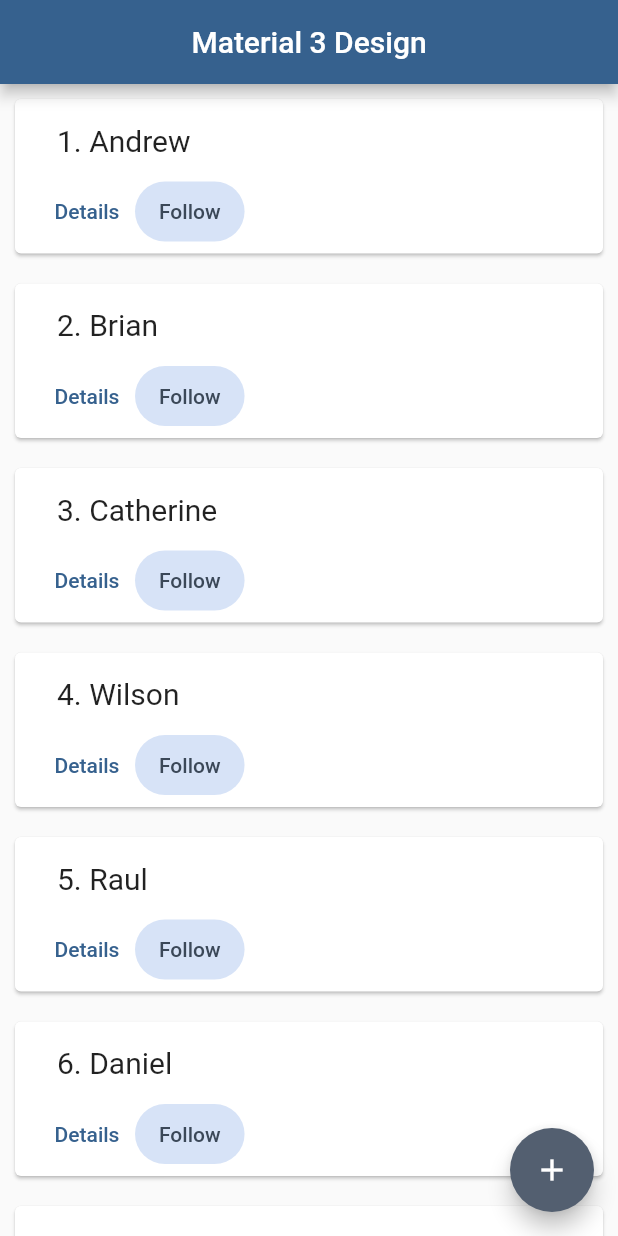
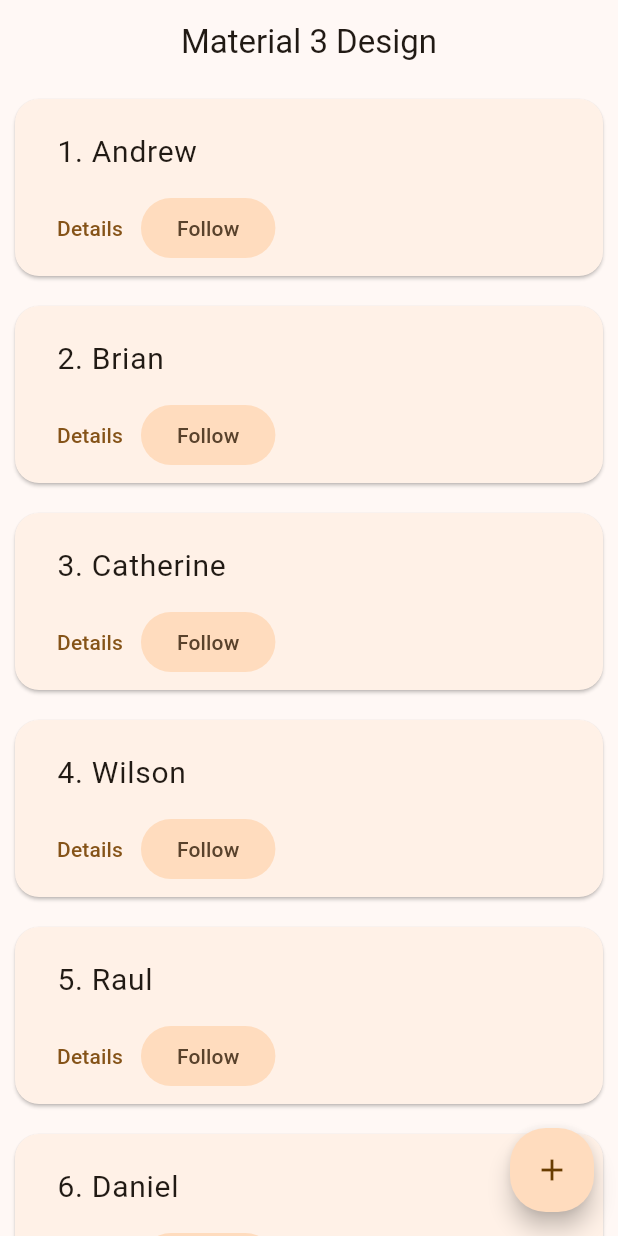
Before and after one commit to Kms3506/flutter_study, a Flutter app: the screen it shows after launch, on a phone screen of 412 x 824 dp. Run offline on Flutter 3.47's test engine with Material 3 defaults, Android fonts, the phone set to English and light mode, and no system bars; our stand-ins replace sqflite, table_calendar; accounts and stored records are empty.

Commit message:
글꼴,모서리

```diff
--- a/flutter_design_test/lib/main.dart
+++ b/flutter_design_test/lib/main.dart
@@ -7,15 +7,34 @@ void main() {
 class MyApp extends StatelessWidget {
   const MyApp({Key? key}) : super(key: key);
 
-  @override
+   @override
   Widget build(BuildContext context) {
     return MaterialApp(
-      title: 'Flutter App',
+      title: 'Material 3 Flutter App',
+      theme: ThemeData(
+        useMaterial3: true, // Material 3 적용
+        colorScheme: ColorScheme.fromSeed(seedColor: Colors.orange), // 색상 테마
+        textTheme: const TextTheme(
+          displayLarge: TextStyle(fontSize: 32, fontWeight: FontWeight.bold, fontFamily: 'Roboto'), // 큰 제목 글꼴 스타일
+          bodyLarge: TextStyle(fontSize: 16, fontFamily: 'Roboto'), // 본문 글꼴 스타일
+        ),
+        cardTheme: CardTheme(
+          shape: RoundedRectangleBorder(
+            borderRadius: BorderRadius.circular(16), // 카드의 모서리를 둥글게
+          ),
+        ),
+        floatingActionButtonTheme: FloatingActionButtonThemeData(
+          shape: RoundedRectangleBorder(
+            borderRadius: BorderRadius.circular(24), // 플로팅 액션 버튼의 모서리 둥글게
+          ),
+        ),
+        dialogTheme: DialogTheme(
+          shape: RoundedRectangleBorder(
+            borderRadius: BorderRadius.circular(24), // 다이얼로그의 모서리 둥글게
+          ),
+        ),
+      ),
       home: const MainPage(),
-      theme: ThemeData(
-        useMaterial3: false,  // Flutter에서 Material 3 사용을 비활성화
-        colorScheme: ColorScheme.fromSeed(seedColor: Colors.blue),  // 기본 색상 테마를 파란색으로 설정
-      ),
     );
   }
 }
```
